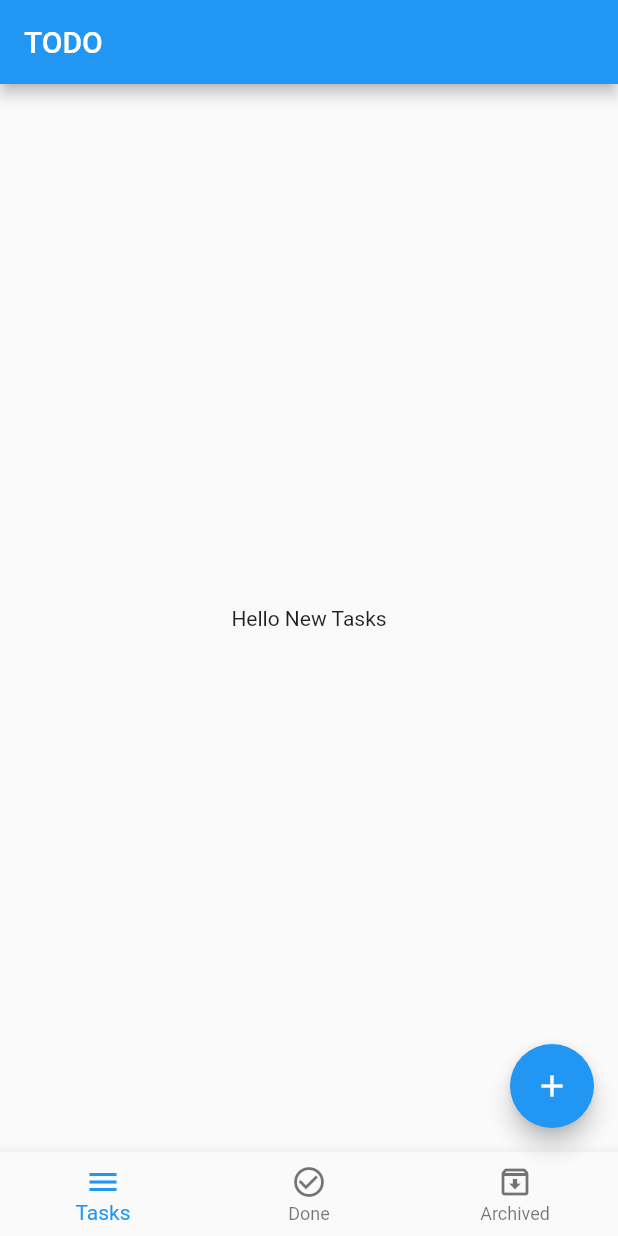
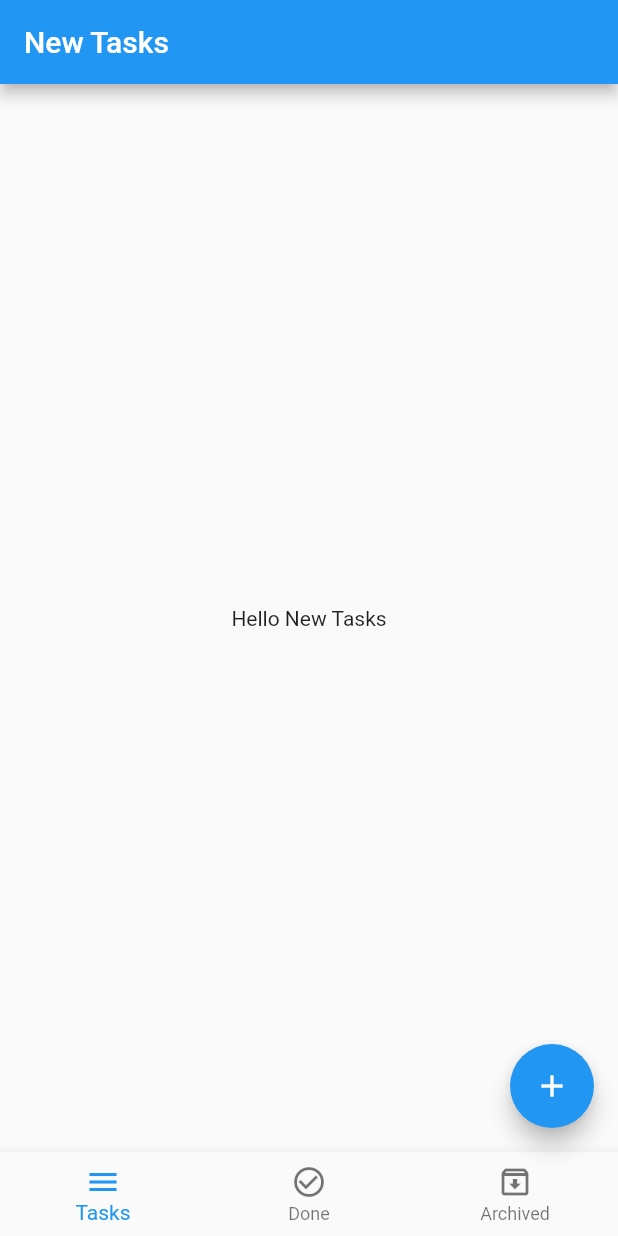
Before and after one commit to ashrafffathalla/sqflite, a Flutter app: the screen it shows after launch, on a phone screen of 412 x 824 dp. Run offline on Flutter 3.47's test engine with Material 2 defaults, Android fonts, the phone set to English and light mode, and no system bars.

Commit message:
commit all

```diff
--- a/lib/layout/home_layout.dart
+++ b/lib/layout/home_layout.dart
@@ -1,4 +1,6 @@
 import 'package:flutter/material.dart';
+import 'package:sqflite/modules/archive_tasks/archive_tasks_screen.dart';
+import 'package:sqflite/modules/done_tasks/done_tasks_screen.dart';
 import 'package:sqflite/modules/new_tasks/new_tasks_screen.dart';
 
 class HomeLayout extends StatefulWidget {
@@ -10,13 +12,26 @@ class HomeLayout extends StatefulWidget {
 
 class _HomeLayoutState extends State<HomeLayout> {
   int currentIndex = 0;
+  List<Widget> screens = [
+    NewTasksScreen(),
+    DoneTasksScreen(),
+    ArchiveTasksScreen()
+  ];
+  List<String> titles =
+  [
+    'New Tasks',
+    'Done Tasks',
+    'Archive Tasks'
+  ];
   @override
   Widget build(BuildContext context) {
     return Scaffold(
       appBar: AppBar(
-        title:const Text('TODO'),
+        title: Text(
+          titles[currentIndex],
+        ),
       ),
-      body: NewTasksScreen(),
+      body: screens[currentIndex],
       floatingActionButton: FloatingActionButton(
         onPressed: () {},
         child:const Icon(Icons.add),
--- a/lib/modules/archive_tasks/archive_tasks_screen.dart
+++ b/lib/modules/archive_tasks/archive_tasks_screen.dart
@@ -1,13 +1,13 @@
 import 'package:flutter/material.dart';
 
-class NewTasksScreen extends StatelessWidget {
-  const NewTasksScreen({Key? key}) : super(key: key);
+class ArchiveTasksScreen extends StatelessWidget {
+  const ArchiveTasksScreen({Key? key}) : super(key: key);
 
   @override
   Widget build(BuildContext context) {
     return Center(
       child: Text(
-        'Archive New Tasks'
+        'Archive new Tasks'
       ),
     );
   }
--- a/lib/modules/done_tasks/done_tasks_screen.dart
+++ b/lib/modules/done_tasks/done_tasks_screen.dart
@@ -1,7 +1,7 @@
 import 'package:flutter/material.dart';
 
-class NewTasksScreen extends StatelessWidget {
-  const NewTasksScreen({Key? key}) : super(key: key);
+class DoneTasksScreen extends StatelessWidget {
+  const DoneTasksScreen({Key? key}) : super(key: key);
 
   @override
   Widget build(BuildContext context) {
```
